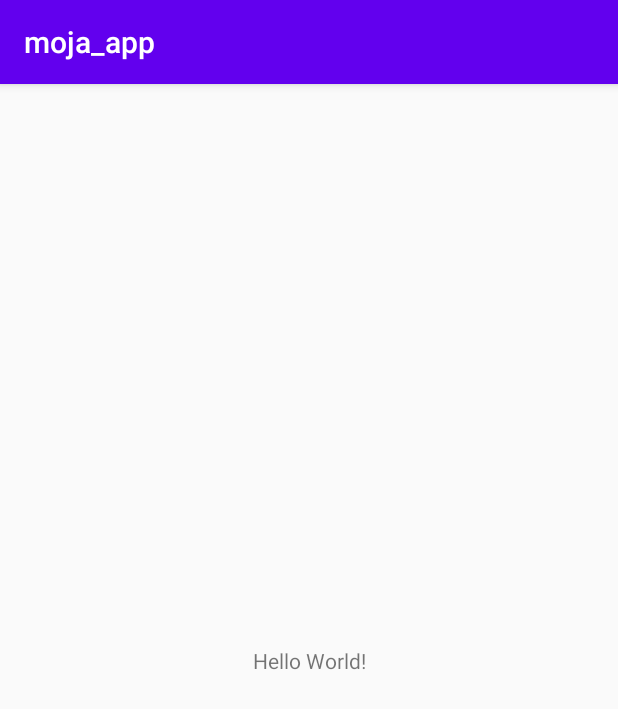
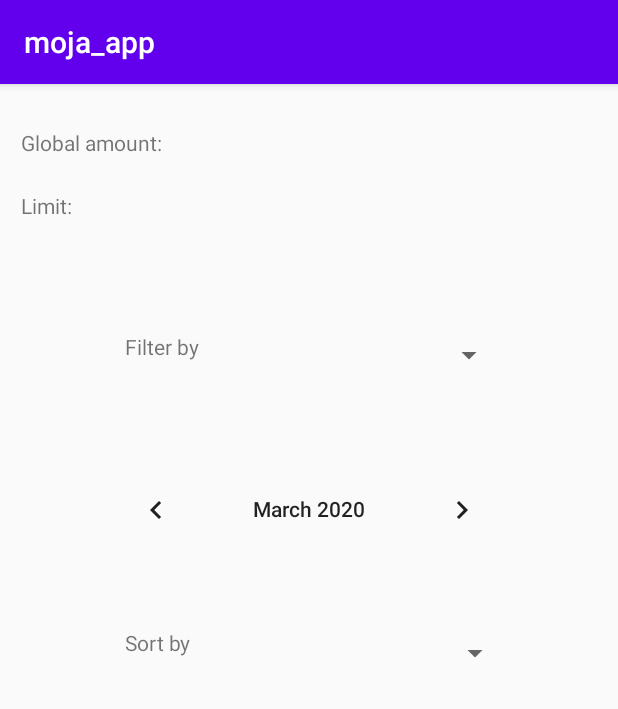
Before and after one commit to ekarahodza1/FinanceTracker, an Android app: the screen it shows after launch (MainActivity), on a phone screen of 412 x 824 dp. Shown: the top 709 px of the screen. Run offline under Robolectric (Android 15) with nearby library versions, the phone set to English and light mode, and no system bars.

Commit message:
pocetna verzija activity main xml

```diff
--- /dev/null
+++ b/app/src/main/java/ba/unsa/etf/rma/moja_app/Account.java
@@ -0,0 +1,37 @@
+package ba.unsa.etf.rma.moja_app;
+
+public class Account {
+    private double budget;
+    private double totalLimit;
+    private double monthLimit;
+
+    public Account(double budget, double totalLimit, double monthLimit) {
+        this.budget = budget;
+        this.totalLimit = totalLimit;
+        this.monthLimit = monthLimit;
+    }
+
+    public double getBudget() {
+        return budget;
+    }
+
+    public void setBudget(double budget) {
+        this.budget = budget;
+    }
+
+    public double getTotalLimit() {
+        return totalLimit;
+    }
+
+    public void setTotalLimit(double totalLimit) {
+        this.totalLimit = totalLimit;
+    }
+
+    public double getMonthLimit() {
+        return monthLimit;
+    }
+
+    public void setMonthLimit(double monthLimit) {
+        this.monthLimit = monthLimit;
+    }
+}
--- /dev/null
+++ b/app/src/main/java/ba/unsa/etf/rma/moja_app/IFinanceInteractor.java
@@ -0,0 +1,4 @@
+package ba.unsa.etf.rma.moja_app;
+
+public interface IFinanceInteractor {
+}
--- /dev/null
+++ b/app/src/main/java/ba/unsa/etf/rma/moja_app/IFinancePresenter.java
@@ -0,0 +1,4 @@
+package ba.unsa.etf.rma.moja_app;
+
+public interface IFinancePresenter {
+}
--- /dev/null
+++ b/app/src/main/java/ba/unsa/etf/rma/moja_app/IFinanceView.java
@@ -0,0 +1,4 @@
+package ba.unsa.etf.rma.moja_app;
+
+public interface IFinanceView {
+}
--- a/app/src/main/res/layout/activity_main.xml
+++ b/app/src/main/res/layout/activity_main.xml
@@ -7,12 +7,93 @@
     tools:context=".MainActivity">
 
     <TextView
-        android:layout_width="wrap_content"
-        android:layout_height="wrap_content"
-        android:text="Hello World!"
+        android:id="@+id/limitView"
+        android:layout_width="110dp"
+        android:layout_height="37dp"
+        android:text="Limit:"
+        android:visibility="visible"
         app:layout_constraintBottom_toBottomOf="parent"
+        app:layout_constraintHorizontal_bias="0.047"
         app:layout_constraintLeft_toLeftOf="parent"
         app:layout_constraintRight_toRightOf="parent"
-        app:layout_constraintTop_toTopOf="parent" />
+        app:layout_constraintTop_toTopOf="parent"
+        app:layout_constraintVertical_bias="0.098" />
+
+    <TextView
+        android:id="@+id/globalAmountView"
+        android:layout_width="108dp"
+        android:layout_height="35dp"
+        android:text="Global amount:"
+        android:visibility="visible"
+        app:layout_constraintBottom_toBottomOf="parent"
+        app:layout_constraintHorizontal_bias="0.047"
+        app:layout_constraintLeft_toLeftOf="parent"
+        app:layout_constraintRight_toRightOf="parent"
+        app:layout_constraintTop_toTopOf="parent"
+        app:layout_constraintVertical_bias="0.04" />
+
+    <Spinner
+        android:id="@+id/filterSpinner"
+        android:layout_width="270dp"
+        android:layout_height="56dp"
+        app:layout_constraintBottom_toBottomOf="parent"
+        app:layout_constraintEnd_toEndOf="parent"
+        app:layout_constraintHorizontal_bias="0.468"
+        app:layout_constraintStart_toStartOf="parent"
+        app:layout_constraintTop_toTopOf="parent"
+        app:layout_constraintVertical_bias="0.214" />
+
+    <Spinner
+        android:id="@+id/sortSpinner"
+        android:layout_width="274dp"
+        android:layout_height="58dp"
+        app:layout_constraintBottom_toBottomOf="parent"
+        app:layout_constraintEnd_toEndOf="parent"
+        app:layout_constraintHorizontal_bias="0.481"
+        app:layout_constraintStart_toStartOf="parent"
+        app:layout_constraintTop_toBottomOf="@+id/filterSpinner"
+        app:layout_constraintVertical_bias="0.283" />
+
+    <TextView
+        android:id="@+id/filerView"
+        android:layout_width="77dp"
+        android:layout_height="33dp"
+        android:text="Filter by"
+        app:layout_constraintBottom_toBottomOf="@+id/filterSpinner"
+        app:layout_constraintEnd_toEndOf="@+id/filterSpinner"
+        app:layout_constraintHorizontal_bias="0.088"
+        app:layout_constraintStart_toStartOf="@+id/filterSpinner"
+        app:layout_constraintTop_toTopOf="@+id/filterSpinner"
+        app:layout_constraintVertical_bias="0.565" />
+
+    <TextView
+        android:id="@+id/sortView"
+        android:layout_width="84dp"
+        android:layout_height="34dp"
+        android:text="Sort by"
+        app:layout_constraintBottom_toBottomOf="@+id/sortSpinner"
+        app:layout_constraintEnd_toEndOf="@+id/sortSpinner"
+        app:layout_constraintHorizontal_bias="0.089"
+        app:layout_constraintStart_toStartOf="@+id/sortSpinner"
+        app:layout_constraintTop_toTopOf="@+id/sortSpinner" />
+
+    <CalendarView
+        android:id="@+id/calendarView"
+        android:layout_width="277dp"
+        android:layout_height="59dp"
+        app:layout_constraintBottom_toTopOf="@+id/sortSpinner"
+        app:layout_constraintEnd_toEndOf="parent"
+        app:layout_constraintStart_toStartOf="parent"
+        app:layout_constraintTop_toBottomOf="@+id/filterSpinner" />
+
+    <ListView
+        android:id="@+id/transactionList"
+        android:layout_width="299dp"
+        android:layout_height="293dp"
+        android:layout_marginTop="8dp"
+        app:layout_constraintBottom_toBottomOf="parent"
+        app:layout_constraintEnd_toEndOf="parent"
+        app:layout_constraintStart_toStartOf="parent"
+        app:layout_constraintTop_toBottomOf="@+id/sortSpinner" />
 
 </androidx.constraintlayout.widget.ConstraintLayout>
```
